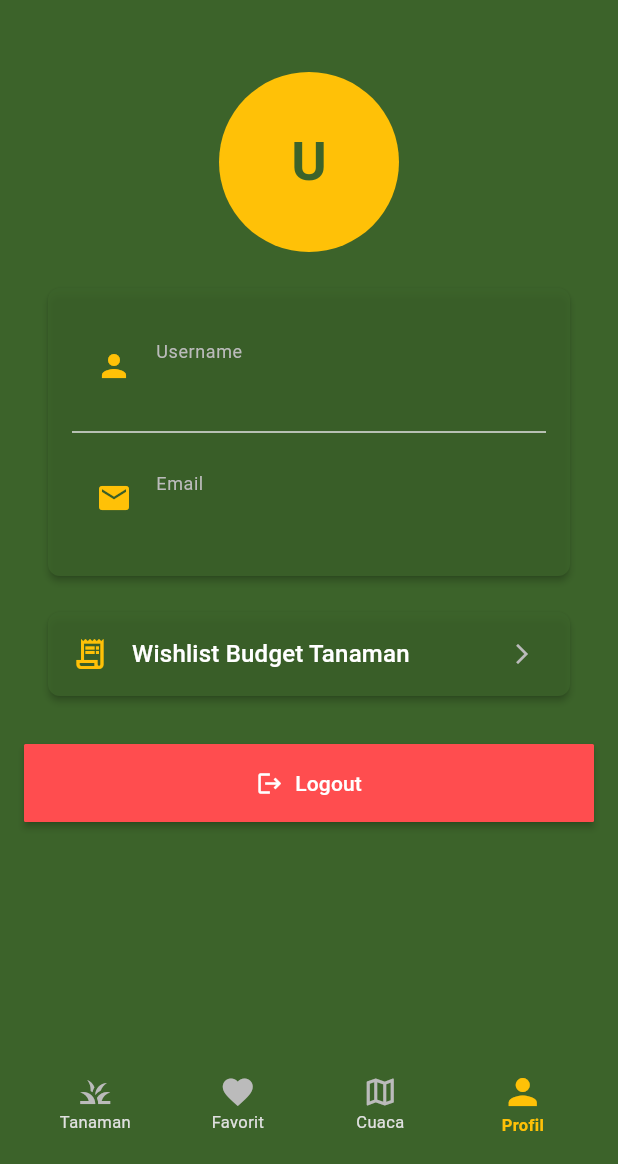
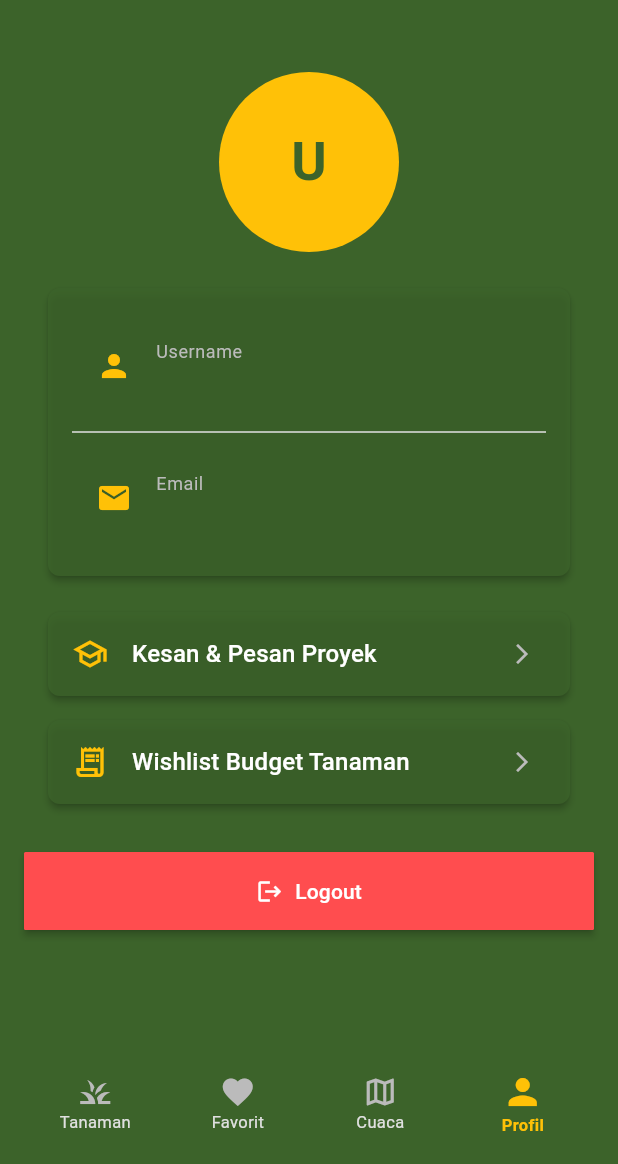
Before and after one commit to sndarsmle/ta-mobile_flora, a Flutter app: the HomeWrapper screen opened by its route, item 4 of the bottom bar chosen, on a phone screen of 412 x 824 dp, the part 72-1236 px from its top. Run offline on Flutter 3.47's test engine with Material 3 defaults, Android fonts, the phone set to English and light mode, and no system bars; our stand-ins replace flutter_timezone, geolocator, hive, hive_flutter, sensors_plus, timezone; accounts and stored records are empty; network calls fail.

Commit message:
kesan pesan

```diff
--- a/lib/views/auth/profile_screen.dart
+++ b/lib/views/auth/profile_screen.dart
@@ -3,7 +3,7 @@ import 'package:flutter/material.dart';
 import 'package:provider/provider.dart';
 import 'package:projekakhir_praktpm/presenters/user_presenter.dart';
 import 'package:projekakhir_praktpm/utils/constants.dart';
-// Hapus import BudgetPresenter dan BudgetItemModel dari sini jika sebelumnya ada untuk _buildBudgetSection
+import 'package:projekakhir_praktpm/views/profile/kesan_pesan_screen.dart'; // <-- Pastikan import ini ada
 
 class ProfileScreen extends StatelessWidget {
   const ProfileScreen({super.key});
@@ -22,18 +22,25 @@ class ProfileScreen extends StatelessWidget {
               child: Column(
                 mainAxisAlignment: MainAxisAlignment.center,
                 children: [
-                  const Icon(Icons.person_off_outlined, size: 80, color: AppColors.hintColor),
+                  const Icon(Icons.person_off_outlined,
+                      size: 80, color: AppColors.hintColor),
                   const SizedBox(height: AppPadding.mediumPadding),
                   Text(
                     'Anda belum login.',
                     textAlign: TextAlign.center,
-                    style: Theme.of(context).textTheme.headlineSmall!.copyWith(color: AppColors.secondaryTextColor),
+                    style: Theme.of(context)
+                        .textTheme
+                        .headlineSmall!
+                        .copyWith(color: AppColors.secondaryTextColor),
                   ),
                   const SizedBox(height: AppPadding.smallPadding),
                   Text(
                     'Login untuk melihat profil Anda.',
                     textAlign: TextAlign.center,
-                    style: Theme.of(context).textTheme.bodyMedium!.copyWith(color: AppColors.hintColor),
+                    style: Theme.of(context)
+                        .textTheme
+                        .bodyMedium!
+                        .copyWith(color: AppColors.hintColor),
                   ),
                   const SizedBox(height: AppPadding.mediumPadding),
                   ElevatedButton(
@@ -62,7 +69,9 @@ class ProfileScreen extends StatelessWidget {
                 radius: 60,
                 backgroundColor: AppColors.accentColor,
                 child: Text(
-                  currentUser.username.isNotEmpty ? currentUser.username[0].toUpperCase() : 'U',
+                  currentUser.username.isNotEmpty
+                      ? currentUser.username[0].toUpperCase()
+                      : 'U',
                   style: Theme.of(context).textTheme.displaySmall!.copyWith(
                         color: AppColors.primaryColor,
                         fontWeight: FontWeight.bold,
@@ -71,36 +80,47 @@ class ProfileScreen extends StatelessWidget {
               ),
               const SizedBox(height: AppPadding.largePadding),
               Card(
-                // elevation: 2, // Sudah diatur di tema
-                // shape: RoundedRectangleBorder( // Sudah diatur di tema
-                //   borderRadius: BorderRadius.circular(AppPadding.smallPadding),
-                // ),
-                margin: const EdgeInsets.symmetric(horizontal: AppPadding.mediumPadding), // Tetap bisa override jika perlu
+                margin: const EdgeInsets.symmetric(
+                    horizontal: AppPadding.mediumPadding),
                 child: Padding(
                   padding: const EdgeInsets.all(AppPadding.mediumPadding),
                   child: Column(
                     children: [
                       ListTile(
-                        leading: const Icon(Icons.person, color: AppColors.accentColor),
+                        leading: const Icon(Icons.person,
+                            color: AppColors.accentColor),
                         title: Text(
                           'Username',
-                          style: Theme.of(context).textTheme.bodySmall!.copyWith(color: AppColors.hintColor),
+                          style: Theme.of(context)
+                              .textTheme
+                              .bodySmall!
+                              .copyWith(color: AppColors.hintColor),
                         ),
                         subtitle: Text(
                           currentUser.username,
-                          style: Theme.of(context).textTheme.titleMedium!.copyWith(color: AppColors.textColor),
+                          style: Theme.of(context)
+                              .textTheme
+                              .titleMedium!
+                              .copyWith(color: AppColors.textColor),
                         ),
                       ),
                       const Divider(color: AppColors.softGrey),
                       ListTile(
-                        leading: const Icon(Icons.email, color: AppColors.accentColor),
+                        leading: const Icon(Icons.email,
+                            color: AppColors.accentColor),
                         title: Text(
                           'Email',
-                          style: Theme.of(context).textTheme.bodySmall!.copyWith(color: AppColors.hintColor),
+                          style: Theme.of(context)
+                              .textTheme
+                              .bodySmall!
+                              .copyWith(color: AppColors.hintColor),
                         ),
                         subtitle: Text(
                           currentUser.email,
-                          style: Theme.of(context).textTheme.titleMedium!.copyWith(color: AppColors.textColor),
+                          style: Theme.of(context)
+                              .textTheme
+                              .titleMedium!
+                              .copyWith(color: AppColors.textColor),
                         ),
                       ),
                     ],
@@ -109,19 +129,51 @@ class ProfileScreen extends StatelessWidget {
               ),
               const SizedBox(height: AppPadding.mediumPadding), // Spasi
 
-              // TOMBOL BARU UNTUK WISHLIST BUDGET
+              // =================== KODE TAMBAHAN DIMULAI DI SINI ===================
               Card(
-                 margin: const EdgeInsets.symmetric(horizontal: AppPadding.mediumPadding, vertical: AppPadding.smallPadding),
+                margin: const EdgeInsets.symmetric(
+                    horizontal: AppPadding.mediumPadding,
+                    vertical: AppPadding.smallPadding),
                 child: ListTile(
-                  leading: const Icon(Icons.receipt_long_outlined, color: AppColors.accentColor),
-                  title: Text('Wishlist Budget Tanaman', style: Theme.of(context).textTheme.titleMedium?.copyWith(color: AppColors.textColor)),
-                  trailing: const Icon(Icons.arrow_forward_ios, color: AppColors.hintColor, size: 16),
+                  leading: const Icon(Icons.school_outlined,
+                      color: AppColors.accentColor),
+                  title: Text('Kesan & Pesan Proyek',
+                      style: Theme.of(context)
+                          .textTheme
+                          .titleMedium
+                          ?.copyWith(color: AppColors.textColor)),
+                  trailing: const Icon(Icons.arrow_forward_ios,
+                      color: AppColors.hintColor, size: 16),
+                  onTap: () {
+                    Navigator.push(
+                        context,
+                        MaterialPageRoute(
+                            builder: (context) => const KesanPesanScreen()));
+                  },
+                ),
+              ),
+              // =================== KODE TAMBAHAN SELESAI DI SINI ===================
+
+              // TOMBOL UNTUK WISHLIST BUDGET
+              Card(
+                margin: const EdgeInsets.symmetric(
+                    horizontal: AppPadding.mediumPadding,
+                    vertical: AppPadding.smallPadding),
+                child: ListTile(
+                  leading: const Icon(Icons.receipt_long_outlined,
+                      color: AppColors.accentColor),
+                  title: Text('Wishlist Budget Tanaman',
+                      style: Theme.of(context)
+                          .textTheme
+                          .titleMedium
+                          ?.copyWith(color: AppColors.textColor)),
+                  trailing: const Icon(Icons.arrow_forward_ios,
+                      color: AppColors.hintColor, size: 16),
                   onTap: () {
                     Navigator.pushNamed(context, '/budget-list');
                   },
                 ),
               ),
-              // Akhir tombol baru
 
               const SizedBox(height: AppPadding.largePadding), // Spasi sebelum logout
               ElevatedButton.icon(
@@ -131,46 +183,51 @@ class ProfileScreen extends StatelessWidget {
                         context: context,
                         builder: (context) => AlertDialog(
                           title: const Text('Konfirmasi Logout'),
-                      content: const Text('Apakah Anda yakin ingin keluar?'),
+                          content:
+                              const Text('Apakah Anda yakin ingin keluar?'),
                           actions: [
                             TextButton(
-                          onPressed: () => Navigator.of(context).pop(false),
+                              onPressed: () =>
+                                  Navigator.of(context).pop(false),
                               child: const Text('Batal'),
                             ),
                             ElevatedButton(
-                          onPressed: () => Navigator.of(context).pop(true),
+                              onPressed: () =>
+                                  Navigator.of(context).pop(true),
                               style: ElevatedButton.styleFrom(
                                 backgroundColor: AppColors.dangerColor,
                               ),
-                          child: const Text('Logout', style: TextStyle(color: AppColors.textColor)),
+                              child: const Text('Logout',
+                                  style:
+                                      TextStyle(color: AppColors.textColor)),
                             ),
                           ],
                         ),
-                  ) ?? false;
+                      ) ??
+                      false;
 
                   if (confirmLogout) {
                     await userPresenter.logout();
                     // Navigasi setelah logout, pastikan tidak ada error jika context sudah tidak valid
-                    if(Navigator.of(context).canPop()){
-                         Navigator.of(context).pushNamedAndRemoveUntil('/login', (route) => false);
+                    if (Navigator.of(context).canPop()) {
+                      Navigator.of(context)
+                          .pushNamedAndRemoveUntil('/login', (route) => false);
                     } else {
                       Navigator.of(context).pushReplacementNamed('/login');
                     }
                   }
                 },
-                icon: const Icon(Icons.logout, color: AppColors.textColor), // Warna ikon disesuaikan
-                label: Text(
-                  'Logout',
-                  style: Theme.of(context).textTheme.labelLarge // Menggunakan style dari tema
+                icon: const Icon(Icons.logout,
+                    color: AppColors.textColor), // Warna ikon disesuaikan
+                label: Text('Logout',
+                    style: Theme.of(context)
+                        .textTheme
+                        .labelLarge // Menggunakan style dari tema
                     ),
                 style: ElevatedButton.styleFrom(
                   backgroundColor: AppColors.dangerColor,
                   foregroundColor: AppColors.textColor, // Teks jadi putih
                   minimumSize: const Size.fromHeight(50),
-                  // shape: RoundedRectangleBorder( // Sudah diatur di tema
-                  //   borderRadius: BorderRadius.circular(AppPadding.tinyPadding),
-                  // ),
-                  // elevation: 0, // Sudah diatur di tema
                 ),
               ),
             ],
--- a/pubspec.yaml
+++ b/pubspec.yaml
@@ -66,6 +66,7 @@ flutter:
     - assets/images/noCover.jpg
     - assets/logo/logo1.jpg
     - assets/logo/logo2.jpg
+    - assets/images/fotoProfil.jpg
   # An image asset can refer to one or more resolution-specific "variants", see
   # https://flutter.dev/to/resolution-aware-images
   # For details regarding adding assets from package dependencies, see
```
Also changed, not shown: lib/views/profile/kesan_pesan_screen.dart (added, +130 -0 lines), assets/images/fotoProfil.jpg (added). Lines whose indentation alone changed are shown as unchanged.
